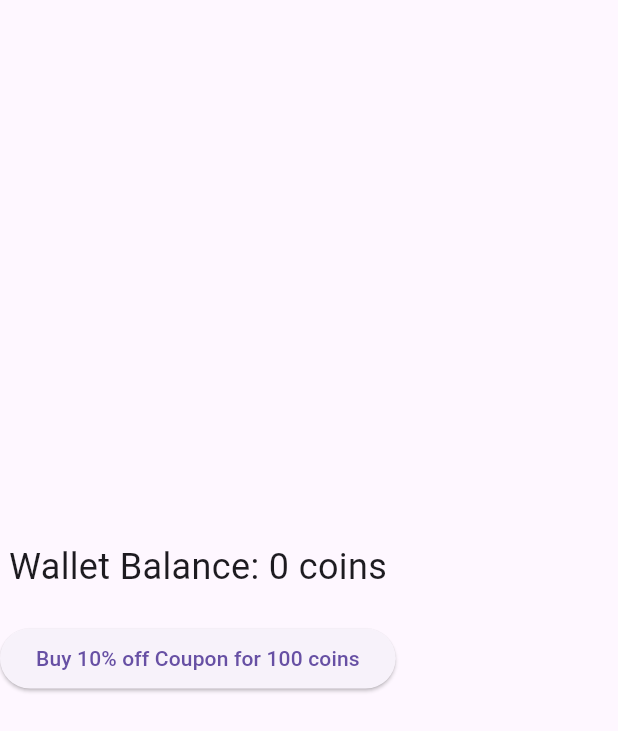
After one commit to parth270602/carats-2, a Flutter app: the UserPage screen opened directly, after a tap on "Redeem Coupon", on a phone screen of 412 x 824 dp. The commit adds this screen. Shown: the top 731 px of the screen. Run offline on Flutter 3.47's test engine with Material 3 defaults, Android fonts, the phone set to English and light mode, and no system bars; our stand-ins replace carousel_slider, cloud_firestore, firebase_auth, firebase_core, shared_preferences; accounts and stored records are empty.

Commit message:
admin approval of coupons

```diff
--- a/lib/components/User/user_page.dart
+++ b/lib/components/User/user_page.dart
@@ -1,6 +1,7 @@
 import 'package:flutter/material.dart';
 import 'package:restaurantapp/components/User/carousal_page.dart';
 import 'package:restaurantapp/components/User/rewards_page.dart';
+import 'package:restaurantapp/pages/coupon_page.dart';
 
 class UserPage extends StatelessWidget {
   const UserPage({super.key});
@@ -19,7 +20,18 @@ class UserPage extends StatelessWidget {
                 MaterialPageRoute(builder: (context)=> const RewardsPage()),
                 );
             } ,
-            child: const Text('View Rewards'))
+            child: const Text('View Rewards')
+            ),
+            const SizedBox(height: 20),
+            ElevatedButton(
+              onPressed: () {
+                Navigator.push(
+                  context,
+                  MaterialPageRoute(builder: (context) => const CouponPage()),
+                  );
+              },
+              child: const Text("Redeem Coupon")
+              ),
         ],
       ),
     );
--- /dev/null
+++ b/lib/pages/coupon_page.dart
@@ -0,0 +1,84 @@
+import 'package:flutter/material.dart';
+import 'package:cloud_firestore/cloud_firestore.dart';
+import 'package:firebase_auth/firebase_auth.dart';
+import 'package:restaurantapp/services/coupon_service.dart';
+
+class CouponPage extends StatefulWidget {
+  const CouponPage({super.key});
+
+  @override
+  State<CouponPage> createState() => _CouponPageState();
+}
+
+class _CouponPageState extends State<CouponPage> {
+  final FirebaseAuth _auth=FirebaseAuth.instance;
+  final FirebaseFirestore _firestore=FirebaseFirestore.instance;
+  final CouponService _couponService=CouponService();
+  @override
+   Widget build(BuildContext context) {
+    return Scaffold(
+      body: FutureBuilder<Map<String, dynamic>?>(
+        future: _getUserData(),
+        builder: (context, snapshot) {
+          if (snapshot.connectionState == ConnectionState.waiting) {
+            return const Center(child: CircularProgressIndicator());
+          } else if (snapshot.hasError) {
+            return Center(child: Text('Error: ${snapshot.error}'));
+          } else {
+            return _buildCouponUI(snapshot.data);
+          }
+        },
+      ),
+    );
+  }
+  Future<Map<String,dynamic>?> _getUserData() async{
+    User? user=_auth.currentUser;
+    if(user==null) return null;
+
+    try{
+      DocumentSnapshot doc=await _firestore.collection('users').doc(user.uid).get();
+      return doc.data() as Map<String,dynamic>?;
+    }catch(e){
+      print('Error fetching user data: $e');
+      return null;
+    }
+  }
+
+
+  Widget _buildCouponUI(Map<String,dynamic>? userData){
+    if(userData==null){
+      return const Center(child: Text("User Data not found"));
+    }
+
+    int balance= userData['wallet']['balance'] ?? 0;
+
+    return Column(
+      mainAxisAlignment: MainAxisAlignment.center,
+      children: [
+        Text(
+          'Wallet Balance: $balance coins',
+          style: const TextStyle(fontSize: 24),
+        ),
+        const SizedBox(height: 20),
+        ElevatedButton(
+          onPressed: () {
+            _buyCoupon('10% off',100);
+          },
+          child: const Text('Buy 10% off Coupon for 100 coins'))
+      ],
+    );
+  }
+
+  void _buyCoupon(String couponType,int coinCost){
+    _couponService.createCoupon(couponType, coinCost).then((_){
+      setState(() {});//refresh ui
+      ScaffoldMessenger.of(context).showSnackBar(
+        const SnackBar(content: Text('Coupon purchased successfully! Awaiting admin approval.')),
+      );
+    }).catchError((error){
+       ScaffoldMessenger.of(context).showSnackBar(
+        SnackBar(content: Text('Failed to purchase coupon: $error')),
+      );
+    });
+  }
+}
```
Also changed, not shown: lib/components/Admin/admin_page.dart (+22 -6 lines), lib/components/Admin/approve_coupon_page.dart (added, +78 -0 lines), lib/services/admin_service.dart (added, +17 -0 lines), lib/services/coupon_service.dart (added, +64 -0 lines).
